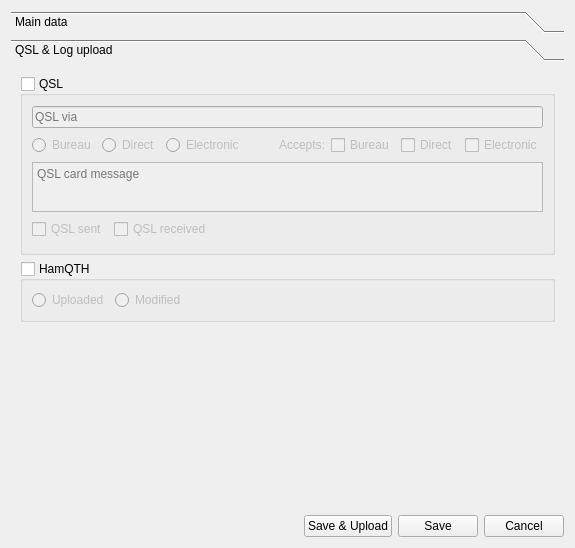
First picture: the form in ui_files/DragonLog_QSOForm.ui, repository gitandy/DragonLog, before the edit.
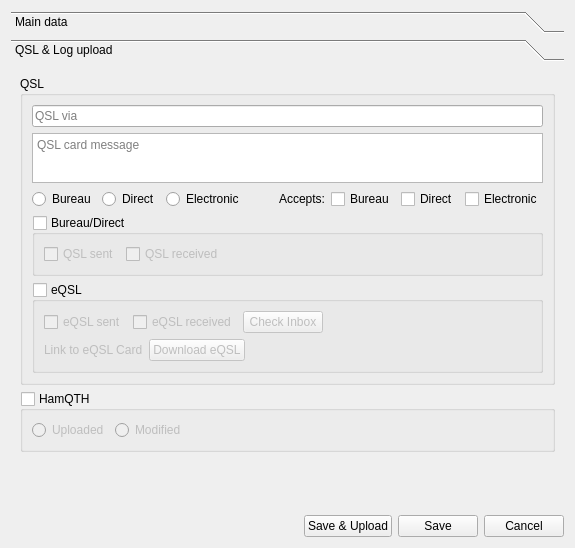
Second picture: the form after the edit. The open tabs and pages were chosen to show the change.

Commit message: Added eqsl upload/check/download

Diff of the .ui file:
```diff
--- a/ui_files/DragonLog_QSOForm.ui
+++ b/ui_files/DragonLog_QSOForm.ui
@@ -534,12 +534,6 @@
          <property name="title">
           <string>QSL</string>
          </property>
-         <property name="checkable">
-          <bool>true</bool>
-         </property>
-         <property name="checked">
-          <bool>false</bool>
-         </property>
          <layout class="QVBoxLayout" name="verticalLayout_7">
           <item>
            <widget class="QLineEdit" name="qslViaLineEdit">
@@ -552,72 +546,6 @@
             </property>
            </widget>
           </item>
-          <item>
-           <layout class="QHBoxLayout" name="horizontalLayout_12">
-            <item>
-             <widget class="QRadioButton" name="qslBureauRadioButton">
-              <property name="text">
-               <string>Bureau</string>
-              </property>
-             </widget>
-            </item>
-            <item>
-             <widget class="QRadioButton" name="qslDirectRadioButton">
-              <property name="text">
-               <string>Direct</string>
-              </property>
-             </widget>
-            </item>
-            <item>
-             <widget class="QRadioButton" name="qslElectronicRadioButton">
-              <property name="text">
-               <string>Electronic</string>
-              </property>
-             </widget>
-            </item>
-            <item>
-             <spacer name="horizontalSpacer_8">
-              <property name="orientation">
-               <enum>Qt::Horizontal</enum>
-              </property>
-              <property name="sizeHint" stdset="0">
-               <size>
-                <width>40</width>
-                <height>20</height>
-               </size>
-              </property>
-             </spacer>
-            </item>
-            <item>
-             <widget class="QLabel" name="label_5">
-              <property name="text">
-               <string>Accepts:</string>
-              </property>
-             </widget>
-            </item>
-            <item>
-             <widget class="QCheckBox" name="qslAccBureauCheckBox">
-              <property name="text">
-               <string>Bureau</string>
-              </property>
-             </widget>
-            </item>
-            <item>
-             <widget class="QCheckBox" name="qslAccDirectCheckBox">
-              <property name="text">
-               <string>Direct</string>
-              </property>
-             </widget>
-            </item>
-            <item>
-             <widget class="QCheckBox" name="qslAccElectronicCheckBox">
-              <property name="text">
-               <string>Electronic</string>
-              </property>
-             </widget>
-            </item>
-           </layout>
-          </item>
           <item>
            <widget class="QTextEdit" name="qslMessageTextEdit">
             <property name="sizePolicy">
@@ -647,23 +575,30 @@
            </widget>
           </item>
           <item>
-           <layout class="QHBoxLayout" name="horizontalLayout_10">
+           <layout class="QHBoxLayout" name="horizontalLayout_12">
             <item>
-             <widget class="QCheckBox" name="qslSentCheckBox">
+             <widget class="QRadioButton" name="qslBureauRadioButton">
               <property name="text">
-               <string>QSL sent</string>
+               <string>Bureau</string>
               </property>
              </widget>
             </item>
             <item>
-             <widget class="QCheckBox" name="qslRcvdCheckBox">
+             <widget class="QRadioButton" name="qslDirectRadioButton">
               <property name="text">
-               <string>QSL received</string>
+               <string>Direct</string>
               </property>
              </widget>
             </item>
             <item>
-             <spacer name="horizontalSpacer_9">
+             <widget class="QRadioButton" name="qslElectronicRadioButton">
+              <property name="text">
+               <string>Electronic</string>
+              </property>
+             </widget>
+            </item>
+            <item>
+             <spacer name="horizontalSpacer_8">
               <property name="orientation">
                <enum>Qt::Horizontal</enum>
               </property>
@@ -675,8 +610,168 @@
               </property>
              </spacer>
             </item>
+            <item>
+             <widget class="QLabel" name="label_5">
+              <property name="text">
+               <string>Accepts:</string>
+              </property>
+             </widget>
+            </item>
+            <item>
+             <widget class="QCheckBox" name="qslAccBureauCheckBox">
+              <property name="text">
+               <string>Bureau</string>
+              </property>
+             </widget>
+            </item>
+            <item>
+             <widget class="QCheckBox" name="qslAccDirectCheckBox">
+              <property name="text">
+               <string>Direct</string>
+              </property>
+             </widget>
+            </item>
+            <item>
+             <widget class="QCheckBox" name="qslAccElectronicCheckBox">
+              <property name="text">
+               <string>Electronic</string>
+              </property>
+             </widget>
+            </item>
            </layout>
           </item>
+          <item>
+           <widget class="QGroupBox" name="qslBurDirGroupBox">
+            <property name="title">
+             <string>Bureau/Direct</string>
+            </property>
+            <property name="checkable">
+             <bool>true</bool>
+            </property>
+            <property name="checked">
+             <bool>false</bool>
+            </property>
+            <layout class="QHBoxLayout" name="horizontalLayout_13">
+             <item>
+              <widget class="QCheckBox" name="qslSentCheckBox">
+               <property name="text">
+                <string>QSL sent</string>
+               </property>
+              </widget>
+             </item>
+             <item>
+              <widget class="QCheckBox" name="qslRcvdCheckBox">
+               <property name="text">
+                <string>QSL received</string>
+               </property>
+              </widget>
+             </item>
+             <item>
+              <spacer name="horizontalSpacer_9">
+               <property name="orientation">
+                <enum>Qt::Horizontal</enum>
+               </property>
+               <property name="sizeHint" stdset="0">
+                <size>
+                 <width>40</width>
+                 <height>20</height>
+                </size>
+               </property>
+              </spacer>
+             </item>
+            </layout>
+           </widget>
+          </item>
+          <item>
+           <widget class="QGroupBox" name="eqslGroupBox">
+            <property name="title">
+             <string>eQSL</string>
+            </property>
+            <property name="checkable">
+             <bool>true</bool>
+            </property>
+            <property name="checked">
+             <bool>false</bool>
+            </property>
+            <layout class="QVBoxLayout" name="verticalLayout_8">
+             <item>
+              <layout class="QHBoxLayout" name="horizontalLayout_10">
+               <item>
+                <widget class="QCheckBox" name="eqslSentCheckBox">
+                 <property name="text">
+                  <string>eQSL sent</string>
+                 </property>
+                </widget>
+               </item>
+               <item>
+                <widget class="QCheckBox" name="eqslRcvdCheckBox">
+                 <property name="text">
+                  <string>eQSL received</string>
+                 </property>
+                </widget>
+               </item>
+               <item>
+                <widget class="QPushButton" name="eqslInboxPushButton">
+                 <property name="text">
+                  <string>Check Inbox</string>
+                 </property>
+                </widget>
+               </item>
+               <item>
+                <spacer name="horizontalSpacer_10">
+                 <property name="orientation">
+                  <enum>Qt::Horizontal</enum>
+                 </property>
+                 <property name="sizeHint" stdset="0">
+                  <size>
+                   <width>40</width>
+                   <height>20</height>
+                  </size>
+                 </property>
+                </spacer>
+               </item>
+              </layout>
+             </item>
+             <item>
+              <layout class="QHBoxLayout" name="horizontalLayout_11">
+               <item>
+                <widget class="QLabel" name="eqslLinkLabel">
+                 <property name="enabled">
+                  <bool>false</bool>
+                 </property>
+                 <property name="text">
+                  <string>Link to eQSL Card</string>
+                 </property>
+                </widget>
+               </item>
+               <item>
+                <widget class="QPushButton" name="eqslDownloadPushButton">
+                 <property name="enabled">
+                  <bool>false</bool>
+                 </property>
+                 <property name="text">
+                  <string>Download eQSL</string>
+                 </property>
+                </widget>
+               </item>
+               <item>
+                <spacer name="horizontalSpacer_11">
+                 <property name="orientation">
+                  <enum>Qt::Horizontal</enum>
+                 </property>
+                 <property name="sizeHint" stdset="0">
+                  <size>
+                   <width>40</width>
+                   <height>20</height>
+                  </size>
+                 </property>
+                </spacer>
+               </item>
+              </layout>
+             </item>
+            </layout>
+           </widget>
+          </item>
          </layout>
         </widget>
        </item>
```
Left out of the diff: 84 changed lines with no effect on the pictures. The commit also changes 6 other files.
